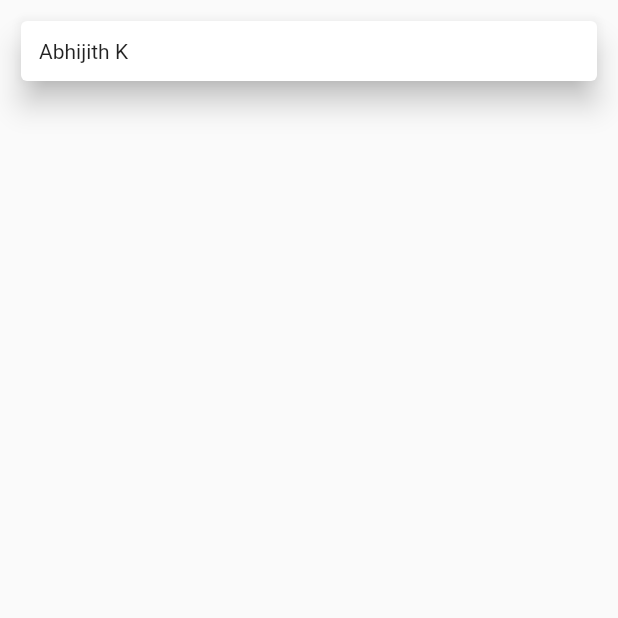
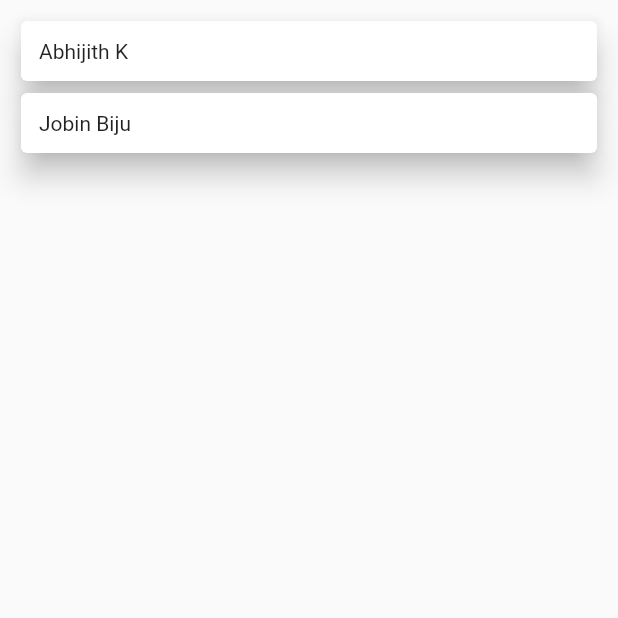
Before and after one commit to AbhijithKonnayil/flutter-bloc-demo, a Flutter app: the screen it shows after launch, on a phone screen of 412 x 824 dp, the top half of it. Run offline on Flutter 3.47's test engine with Material 2 defaults, Android fonts, the phone set to English and light mode, and no system bars; our stand-ins replace bloc, flutter_bloc.

Commit message:
added bloc

```diff
--- a/lib/home_page.dart
+++ b/lib/home_page.dart
@@ -1,5 +1,6 @@
 import 'package:demo/home_bloc/home_bloc.dart';
 import 'package:demo/pages/abhi_page.dart';
+import 'package:demo/pages/jobin_page.dart';
 import 'package:flutter/material.dart';
 import 'package:flutter_bloc/flutter_bloc.dart';
 
@@ -52,7 +53,20 @@ class _HomePageState extends State<HomePage> {
                 child: Text("Abhijith K"),
               ),
             ),
-          )
+          ),
+          GestureDetector(
+            onTap: () {
+              Navigator.push(context,
+                  MaterialPageRoute(builder: (contest) => JobinPage()));
+            },
+            child: Card(
+              elevation: 8,
+              child: Padding(
+                padding: const EdgeInsets.all(12),
+                child: Text("Jobin Biju"),
+              ),
+            ),
+          ),
         ],
       ),
     );
--- /dev/null
+++ b/lib/jobin_bloc/jobin_bloc.dart
@@ -0,0 +1,22 @@
+import 'dart:async';
+
+import 'package:bloc/bloc.dart';
+import 'package:meta/meta.dart';
+
+part 'jobin_event.dart';
+part 'jobin_state.dart';
+
+class JobinBloc extends Bloc<JobinEvent, JobinState> {
+  JobinBloc() : super(JobinInitial());
+
+  @override
+  Stream<JobinState> mapEventToState(
+    JobinEvent event,
+  ) async* {
+    if (event is JobinEmailButtonClickedEvent)
+      yield JobinEmailLoadState();
+    else if (event is JobinPhoneButtonClickedEvent)
+      yield JobinPhoneLoadState();
+    else if (event is JobinBackButtonClickedEvent) yield JobinInitial();
+  }
+}
--- /dev/null
+++ b/lib/jobin_bloc/jobin_event.dart
@@ -0,0 +1,10 @@
+part of 'jobin_bloc.dart';
+
+@immutable
+abstract class JobinEvent {}
+
+class JobinEmailButtonClickedEvent extends JobinEvent {}
+
+class JobinPhoneButtonClickedEvent extends JobinEvent {}
+
+class JobinBackButtonClickedEvent extends JobinEvent {}
--- /dev/null
+++ b/lib/jobin_bloc/jobin_state.dart
@@ -0,0 +1,10 @@
+part of 'jobin_bloc.dart';
+
+@immutable
+abstract class JobinState {}
+
+class JobinInitial extends JobinState {}
+
+class JobinEmailLoadState extends JobinState {}
+
+class JobinPhoneLoadState extends JobinState {}
--- a/lib/main.dart
+++ b/lib/main.dart
@@ -1,10 +1,11 @@
 import 'package:demo/abhi_bloc/abhi_bloc.dart';
 import 'package:demo/home_bloc/home_bloc.dart';
 import 'package:demo/home_page.dart';
+import 'package:demo/jobin_bloc/jobin_bloc.dart';
 import 'package:demo/pages/abhi_page.dart';
+import 'package:demo/pages/jobin_page.dart';
 import 'package:flutter/material.dart';
 import 'package:flutter_bloc/flutter_bloc.dart';
-import 'package:http/http.dart' as http;
 
 void main() {
   runApp(MyApp());
@@ -24,10 +25,19 @@ class MyApp extends StatelessWidget {
           providers: [
             BlocProvider<HomeBloc>(
                 create: (BuildContext context) => HomeBloc()),
-            BlocProvider<AbhiBloc>(create: (BuildContext context) => AbhiBloc())
+            BlocProvider<AbhiBloc>(
+                create: (BuildContext context) => AbhiBloc()),
+            BlocProvider<JobinBloc>(
+                create: (BuildContext context) => JobinBloc()),
           ],
-          child: PageView(
-            children: [HomePage(), AbhiPage()],
+          child: SafeArea(
+            child: PageView(
+              children: [
+                HomePage(),
+                AbhiPage(),
+                JobinPage(),
+              ],
+            ),
           )),
     );
   }
```
Also changed, not shown: lib/pages/jobin_page.dart (added, +76 -0 lines).
